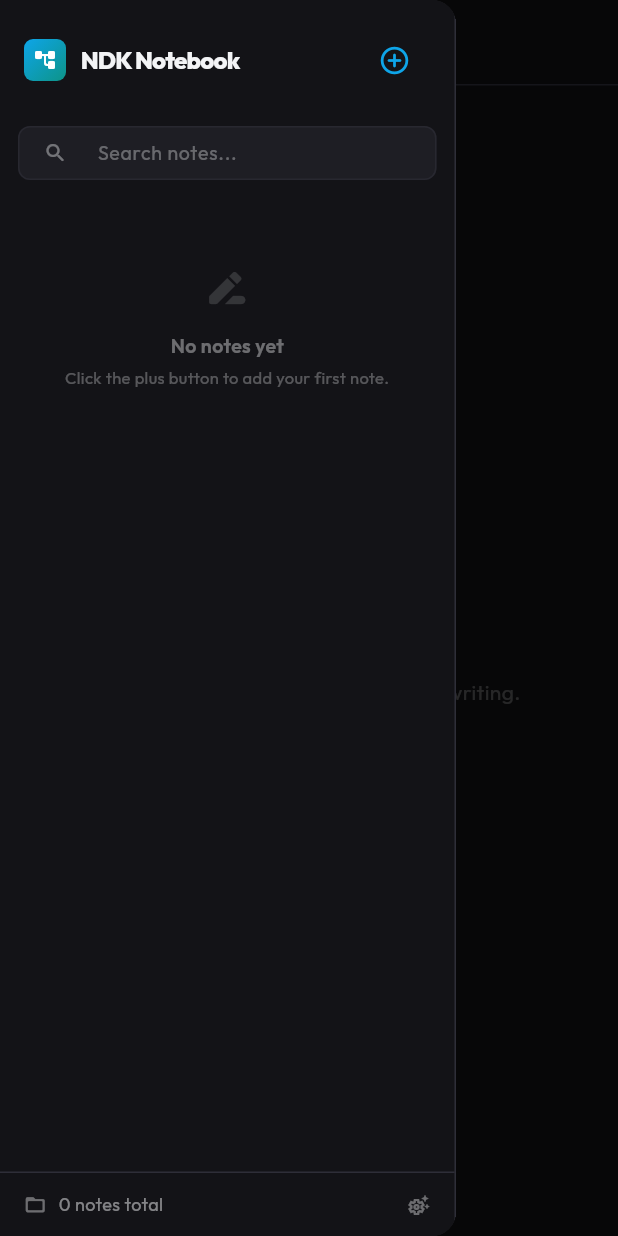
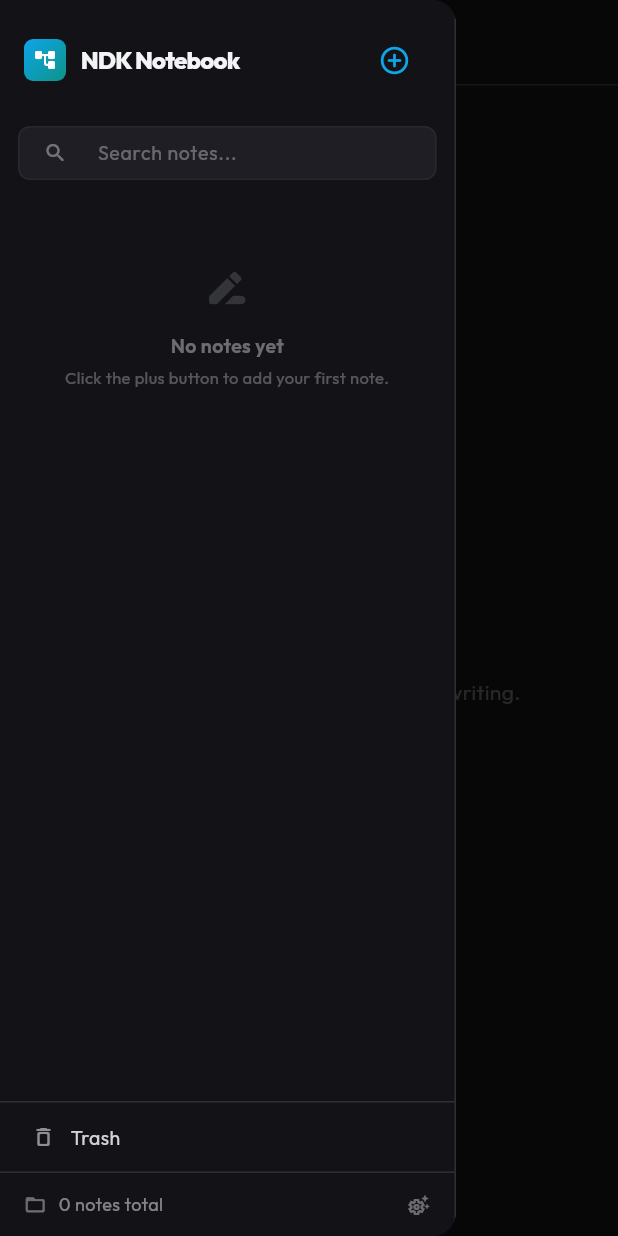
Before and after one commit to NDK2509/ndk-notebook, a Flutter app: the screen it shows after launch, with the side drawer open, on a phone screen of 412 x 824 dp. Run offline on Flutter 3.47's test engine with Material 3 defaults, Android fonts, the phone set to English and light mode, and no system bars; our stand-ins replace flutter_markdown, google_fonts.

Commit message:
feat: implement soft deletion and trash bin functionality for notes

```diff
--- a/lib/widgets/editor/note_editor.dart
+++ b/lib/widgets/editor/note_editor.dart
@@ -5,6 +5,8 @@ import 'package:provider/provider.dart';
 import '../../providers/notes_provider.dart';
 import 'breadcrumbs.dart';
 import 'subnodes_grid.dart';
+
+import 'trash_view.dart';
 
 class NoteEditor extends StatefulWidget {
   const NoteEditor({super.key});
@@ -126,6 +128,10 @@ class _NoteEditorState extends State<NoteEditor> {
   Widget build(BuildContext context) {
     final notesProvider = context.watch<NotesProvider>();
     final note = notesProvider.selectedNote;
+
+    if (notesProvider.isTrashSelected) {
+      return const TrashView();
+    }
 
     if (note == null) {
       return Center(
--- a/lib/widgets/sidebar/sidebar.dart
+++ b/lib/widgets/sidebar/sidebar.dart
@@ -152,6 +152,72 @@ class _SidebarState extends State<Sidebar> {
                 child: isSearching
                     ? _buildSearchResults(context, searchResults, notesProvider)
                     : _buildTreeNotes(rootNotes),
+              ),
+            ),
+
+            const Divider(),
+
+            // Trash Section
+            MouseRegion(
+              cursor: SystemMouseCursors.click,
+              child: GestureDetector(
+                onTap: () {
+                  notesProvider.selectTrash();
+                },
+                child: Container(
+                  margin: const EdgeInsets.symmetric(horizontal: 8, vertical: 4),
+                  padding: const EdgeInsets.symmetric(horizontal: 12, vertical: 8),
+                  decoration: BoxDecoration(
+                    color: notesProvider.isTrashSelected
+                        ? Theme.of(context).colorScheme.primary.withOpacity(0.08)
+                        : Colors.transparent,
+                    borderRadius: BorderRadius.circular(6),
+                    border: Border.all(
+                      color: notesProvider.isTrashSelected
+                          ? Theme.of(context).colorScheme.primary.withOpacity(0.2)
+                          : Colors.transparent,
+                      width: 1,
+                    ),
+                  ),
+                  child: Row(
+                    children: [
+                      Icon(
+                        Icons.delete_outline_rounded,
+                        size: 16,
+                        color: notesProvider.isTrashSelected
+                            ? Theme.of(context).colorScheme.primary
+                            : Theme.of(context).colorScheme.onSurface.withOpacity(0.55),
+                      ),
+                      const SizedBox(width: 10),
+                      Text(
+                        'Trash',
+                        style: TextStyle(
+                          fontSize: 13,
+                          fontWeight: notesProvider.isTrashSelected ? FontWeight.w600 : FontWeight.normal,
+                          color: Theme.of(context).colorScheme.onSurface.withOpacity(0.85),
+                        ),
+                      ),
+                      const Spacer(),
+                      // Count of items in trash
+                      if (notesProvider.getTrashNotesCount() > 0)
+                        Container(
+                          padding: const EdgeInsets.symmetric(horizontal: 6, vertical: 2),
+                          decoration: BoxDecoration(
+                            color: Theme.of(context).colorScheme.error.withOpacity(0.15),
+                            borderRadius: BorderRadius.circular(10),
+                          ),
+                          child: Text(
+                            '${notesProvider.getTrashNotesCount()}',
+                            style: TextStyle(
+                              fontSize: 10,
+                              fontWeight: FontWeight.w700,
+                              color: Theme.of(context).colorScheme.error,
+                            ),
+                          ),
+                        ),
+                    ],
+                  ),
+                ),
               ),
             ),
 
```
Also changed, not shown: lib/models/note_node.dart (+12 -0 lines), lib/providers/notes_provider.dart (+148 -18 lines), lib/widgets/editor/trash_view.dart (added, +247 -0 lines), 1 other file.
